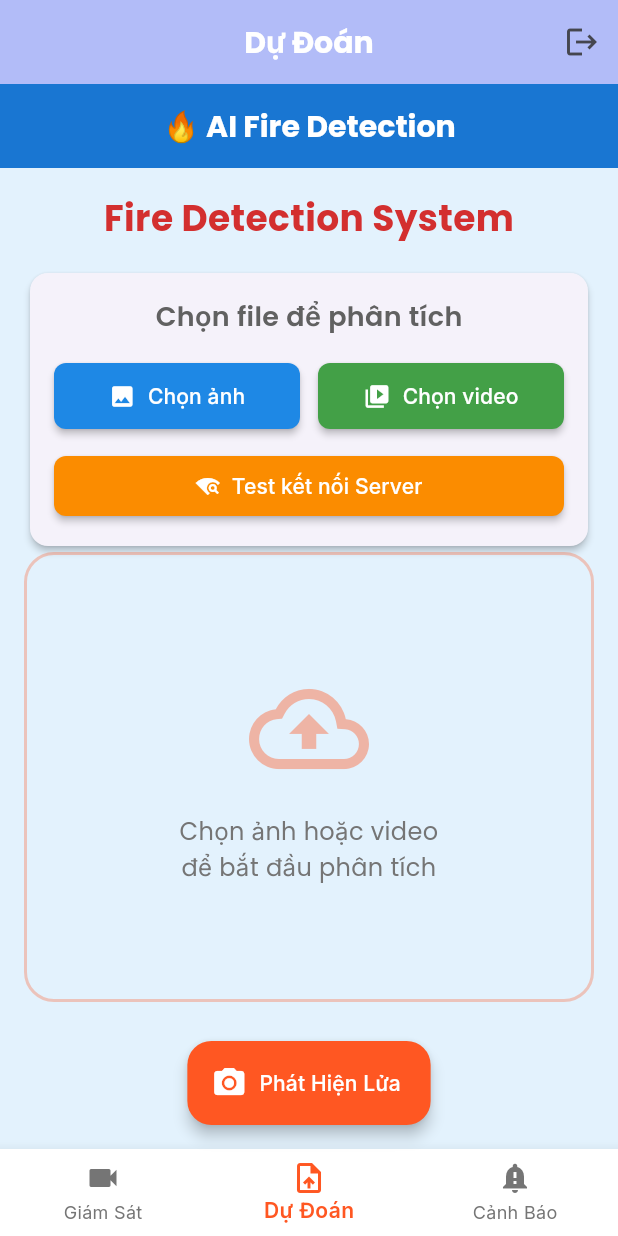
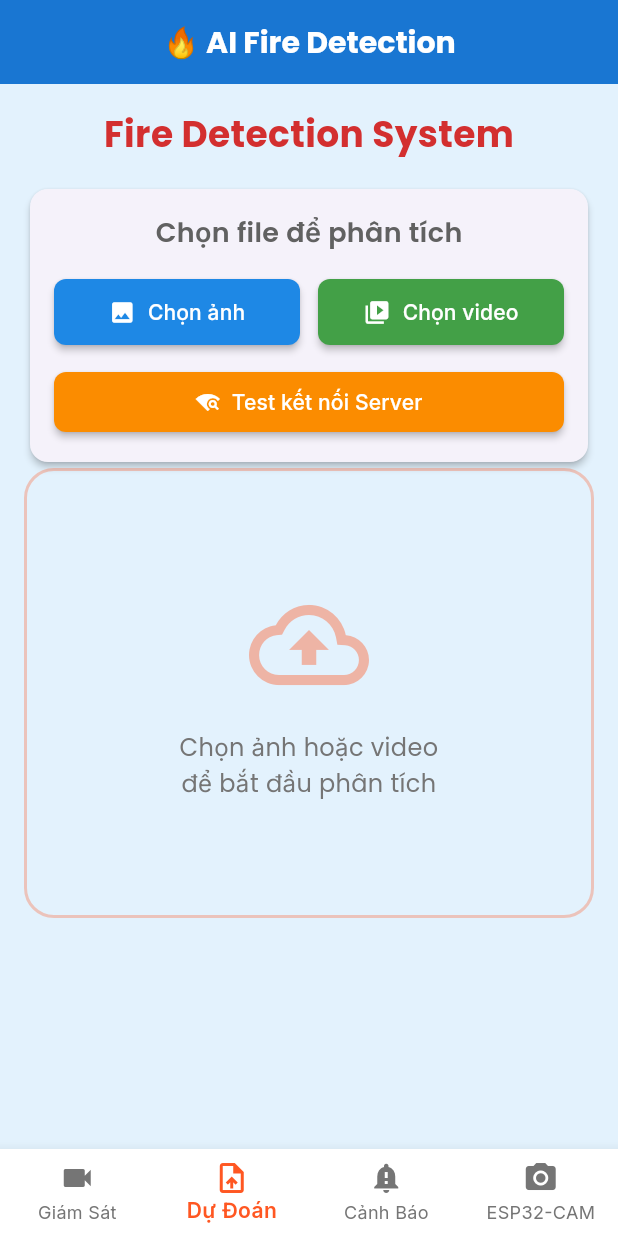
Before and after one commit to LeNhan18/HeThongBaoChay, a Flutter app: the screen it shows after launch, item 2 of the bottom bar chosen, on a phone screen of 412 x 824 dp. Run offline on Flutter 3.47's test engine with Material 3 defaults, Android fonts, the phone set to English and light mode, and no system bars; drawn by our look-alikes of flutter_animate; our stand-ins replace camera, firebase_core, firebase_messaging, flutter_local_notifications, google_fonts, image_picker and 2 more; missing offline and left inert: dart:html; accounts and stored records are empty.

Commit message:
Fix network

```diff
--- a/app/lib/screens/main_home_page.dart
+++ b/app/lib/screens/main_home_page.dart
@@ -4,6 +4,7 @@ import 'dashboard_screen.dart';
 import 'alerts_screen.dart';
 import 'predict_screen.dart';
 import 'camera_detection_screen.dart';
+import 'esp32_camera_screen.dart';
 
 class MainHomePage extends StatefulWidget {
   const MainHomePage({super.key});
@@ -21,12 +22,14 @@ class _MainHomePageState extends State<MainHomePage> {
     const DashboardScreen(),
     const PredictScreen(),
     const AlertsScreen(),
+    const ESP32CameraScreen(),
   ];
 
   final List<String> _titles = [
     'Giám Sát Camera',
     'Dự Đoán',
     'Lịch Sử Cảnh Báo',
+    'ESP32-CAM',
   ];
 
   Future<void> _showLogoutDialog() async {
@@ -78,7 +81,10 @@ class _MainHomePageState extends State<MainHomePage> {
   @override
   Widget build(BuildContext context) {
     return Scaffold(
-      appBar: AppBar(
+      appBar:
+          _selectedIndex == 1
+              ? null
+              : AppBar(
                 title: Text(
                   _titles[_selectedIndex],
                   style: const TextStyle(fontWeight: FontWeight.bold),
@@ -104,7 +110,9 @@ class _MainHomePageState extends State<MainHomePage> {
                 ],
               ),
       body: _screens[_selectedIndex],
-      floatingActionButton: FloatingActionButton.extended(
+      floatingActionButton:
+          _selectedIndex != 1
+              ? FloatingActionButton.extended(
                 onPressed: () {
                   Navigator.of(context).push(
                     MaterialPageRoute(
@@ -118,8 +126,10 @@ class _MainHomePageState extends State<MainHomePage> {
                 foregroundColor: Colors.white,
                 elevation: 4,
                 tooltip: 'Mở camera phát hiện lửa real-time',
-      ),
-      floatingActionButtonLocation: FloatingActionButtonLocation.centerFloat,
+              )
+              : null,
+      floatingActionButtonLocation:
+          _selectedIndex != 1 ? FloatingActionButtonLocation.centerFloat : null,
       bottomNavigationBar: BottomNavigationBar(
         currentIndex: _selectedIndex,
         onTap: (index) {
@@ -145,6 +155,11 @@ class _MainHomePageState extends State<MainHomePage> {
             activeIcon: Icon(Icons.notification_important),
             label: 'Cảnh Báo',
           ),
+          BottomNavigationBarItem(
+            icon: Icon(Icons.camera_alt),
+            activeIcon: Icon(Icons.camera_alt),
+            label: 'ESP32-CAM',
+          ),
         ],
         selectedItemColor: Colors.deepOrange,
         unselectedItemColor: Colors.grey[600],
--- a/app/lib/screens/wrapper.dart
+++ b/app/lib/screens/wrapper.dart
@@ -1,5 +1,4 @@
 import 'package:flutter/material.dart';
-import '../widgets/modern_ui_components.dart';
 import 'main_home_page.dart';
 
 class Wrapper extends StatelessWidget {
@@ -7,14 +6,16 @@ class Wrapper extends StatelessWidget {
 
   @override
   Widget build(BuildContext context) {
-    // Directly return MainHomePage with modern background
-    return FloatingGradientBackground(
-      child: Stack(
-        children: [
-          const ParticleField(particleCount: 15, particleColor: Colors.white),
-          const MainHomePage(),
-        ],
+    // Directly return MainHomePage with simple background
+    return Container(
+      decoration: BoxDecoration(
+        gradient: LinearGradient(
+          begin: Alignment.topLeft,
+          end: Alignment.bottomRight,
+          colors: [Color(0xFF667eea), Color(0xFF764ba2)],
+        ),
       ),
+      child: const MainHomePage(),
     );
   }
 }
--- a/app/lib/widgets/upload_view_new.dart
+++ b/app/lib/widgets/upload_view_new.dart
@@ -19,7 +19,6 @@ class UploadView extends StatelessWidget {
   @override
   Widget build(BuildContext context) {
     final screenWidth = MediaQuery.of(context).size.width;
-    final screenHeight = MediaQuery.of(context).size.height;
     final isSmallScreen = screenWidth < 400;
     final isTablet = screenWidth > 600;
 
```
Also changed, not shown: app/lib/widgets/upload_view.dart (+31 -28 lines), 1 other file. Lines whose indentation alone changed are shown as unchanged.
